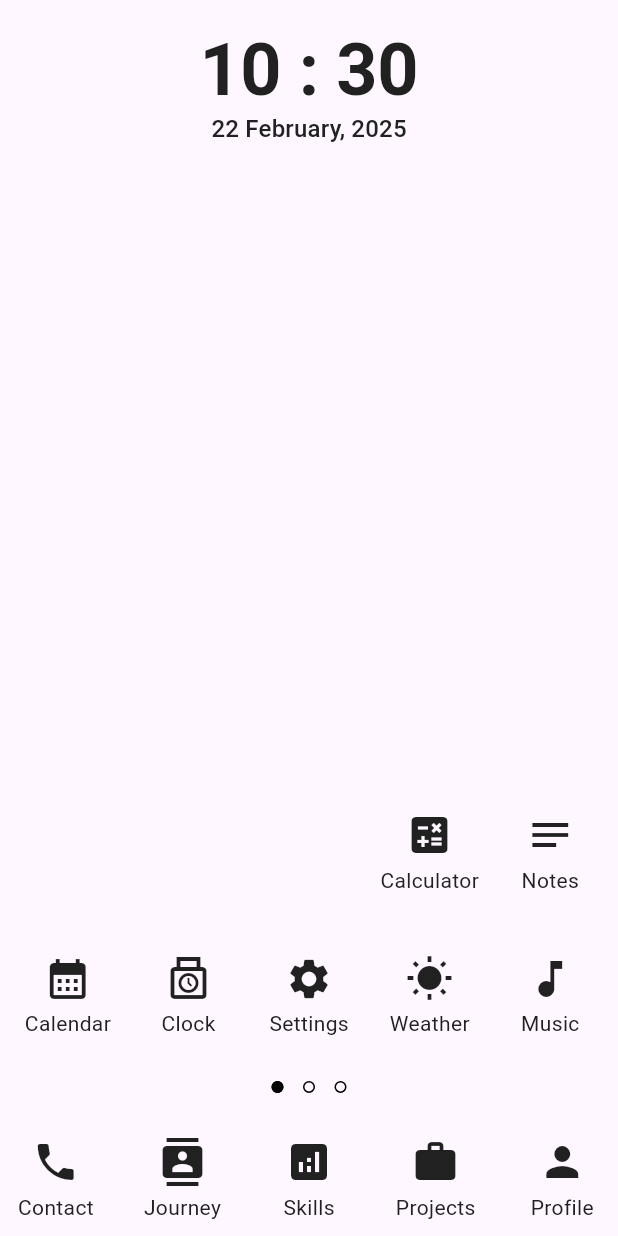
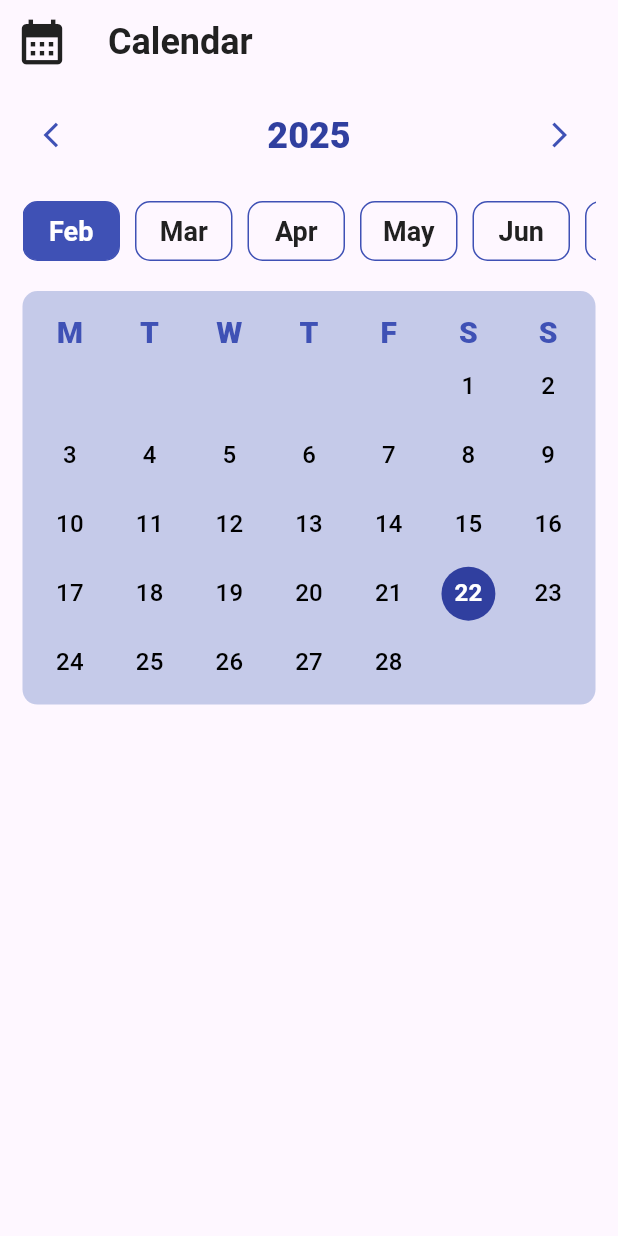
Before and after one commit to RohitMundhra123/portfolio_app, a Flutter app: the screen it shows after launch, after a tap on "Calendar", on a phone screen of 412 x 824 dp. Run offline on Flutter 3.47's test engine with Material 3 defaults, Android fonts, the phone set to English and light mode, and no system bars; our stand-ins replace get, sqflite; accounts and stored records are empty.

Commit message:
Calendar year,month,date

```diff
--- a/lib/controllers/calculator_controller.dart
+++ b/lib/controllers/calculator_controller.dart
@@ -1,6 +1,6 @@
 import 'package:flutter/widgets.dart';
 import 'package:get/get.dart';
-import 'package:my_portfolio/helper/calculatorhelper.dart';
+import 'package:my_portfolio/utils/calculatorhelper.dart';
 
 class CalculatorController extends GetxController {
   TextEditingController expressionController = TextEditingController();
--- /dev/null
+++ b/lib/controllers/calendar_controller.dart
@@ -0,0 +1,143 @@
+import 'package:flutter/widgets.dart';
+import 'package:get/get.dart';
+
+class YearRange {
+  int startYear;
+  int endYear;
+
+  YearRange({required this.startYear, required this.endYear});
+
+  factory YearRange.fromJson(Map<String, dynamic> json) {
+    return YearRange(startYear: json['startYear'], endYear: json['endYear']);
+  }
+
+  Map<String, dynamic> toJson() {
+    return {'startYear': startYear, 'endYear': endYear};
+  }
+}
+
+class CalendarController extends GetxController {
+  late final RxInt year;
+  late final RxInt month;
+  late final RxInt day;
+  late final RxInt selectedDay;
+  late final RxInt selectedMonth;
+  late final RxInt selectedYear;
+  late final Rx<YearRange> yearRange;
+  late final List<YearRange> yearRanges = [];
+
+  final ScrollController monthScrollController = ScrollController();
+  final PageController yearPageController = PageController();
+
+  @override
+  void onInit() {
+    year = DateTime.now().year.obs;
+    month = DateTime.now().month.obs;
+    day = DateTime.now().day.obs;
+    selectedYear = DateTime.now().year.obs;
+    selectedMonth = DateTime.now().month.obs;
+    selectedDay = DateTime.now().day.obs;
+    getCurrentYearRange();
+    yearPageController.addListener(() {
+      final int currentPage = yearPageController.page?.round() ?? 0;
+      yearRange.value = yearRanges[currentPage];
+    });
+    selectedYear.listen((value) {
+      yearRange.value = yearRanges.firstWhere(
+        (range) => range.startYear <= value && range.endYear >= value,
+      );
+    });
+    super.onInit();
+  }
+
+  getCurrentYearRange() {
+    final startYear = DateTime.now().year - 50;
+    final endYear = DateTime.now().year + 50;
+
+    final int totalYears = endYear - startYear;
+    final int yearRangeIndex = totalYears ~/ 9;
+
+    for (int i = 0; i <= yearRangeIndex; i++) {
+      int start = startYear + (i * 9);
+      int end = (i == yearRangeIndex) ? endYear : start + 8;
+      yearRanges.add(YearRange(startYear: start, endYear: end));
+    }
+    yearRange =
+        yearRanges
+            .firstWhere(
+              (range) =>
+                  range.startYear <= year.value && range.endYear >= year.value,
+            )
+            .obs;
+  }
+
+  void refreshUpdate() {
+    selectedYear.value = DateTime.now().year;
+    selectedMonth.value = DateTime.now().month;
+    selectedDay.value = DateTime.now().day;
+    monthScrollController.jumpTo((selectedMonth.value - 1) * 75.0);
+  }
+
+  void incrementRange(bool increase) {
+    final int currentIndex = yearRanges.indexOf(yearRange.value);
+    if ((currentIndex == 0 && !increase) ||
+        (currentIndex == yearRanges.length - 1 && increase)) {
+      return;
+    }
+    if (increase) {
+      yearPageController.nextPage(
+        duration: const Duration(milliseconds: 300),
+        curve: Curves.easeInOut,
+      );
+    } else {
+      yearPageController.previousPage(
+        duration: const Duration(milliseconds: 300),
+        curve: Curves.easeInOut,
+      );
+    }
+  }
+
+  void incrementYear(bool increase) {
+    if ((selectedYear.value == (year.value - 50)) && !increase) return;
+    if (selectedYear.value == (year.value + 50) && increase) return;
+    if (increase) {
+      selectedYear.value++;
+    } else {
+      selectedYear.value--;
+    }
+    if (selectedYear.value == year.value &&
+        selectedMonth.value == month.value) {
+      selectedDay.value = day.value;
+    } else {
+      selectedDay.value = 1;
+    }
+  }
+
+  void changeMonth(int newMonth) {
+    selectedMonth.value = newMonth;
+    if (selectedMonth.value == month.value &&
+        selectedYear.value == year.value) {
+      selectedDay.value = day.value;
+    } else {
+      selectedDay.value = 1;
+    }
+  }
+
+  bool isToday(int sday) {
+    return selectedYear.value == year.value &&
+        selectedMonth.value == month.value &&
+        sday == day.value;
+  }
+
+  int getDaysInMonth() {
+    return DateTime(selectedYear.value, selectedMonth.value + 1, 0).day;
+  }
+
+  int getgap() {
+    return DateTime(selectedYear.value, selectedMonth.value, 1).weekday;
+  }
+
+  int getCountofGrid() {
+    return getDaysInMonth() + getgap() - 1;
+  }
+}
--- a/lib/controllers/time_controller.dart
+++ b/lib/controllers/time_controller.dart
@@ -1,5 +1,5 @@
 import 'package:get/get.dart';
-import 'package:my_portfolio/helper/date.dart';
+import 'package:my_portfolio/utils/date.dart';
 
 class TimeController extends GetxController {
   var currentTime = DateTime.now().obs;
--- a/lib/helper/date.dart
+++ /dev/null
@@ -1,32 +0,0 @@
-class DateHelper {
-  static String getMonthName(int month) {
-    switch (month) {
-      case 1:
-        return 'January';
-      case 2:
-        return 'February';
-      case 3:
-        return 'March';
-      case 4:
-        return 'April';
-      case 5:
-        return 'May';
-      case 6:
-        return 'June';
-      case 7:
-        return 'July';
-      case 8:
-        return 'August';
-      case 9:
-        return 'September';
-      case 10:
-        return 'October';
-      case 11:
-        return 'November';
-      case 12:
-        return 'December';
-      default:
-        return 'Unknown';
-    }
-  }
-}
--- a/lib/screens/apps/calculator.dart
+++ b/lib/screens/apps/calculator.dart
@@ -1,7 +1,7 @@
 import 'package:flutter/material.dart';
 import 'package:get/get.dart';
 import 'package:my_portfolio/controllers/calculator_controller.dart';
-import 'package:my_portfolio/helper/calculatorhelper.dart';
+import 'package:my_portfolio/utils/calculatorhelper.dart';
 import 'package:my_portfolio/widgets/appbar_widget.dart';
 
 class CalculatorApp extends StatefulWidget {
@@ -117,6 +117,6 @@ class _CalculatorAppState extends State<CalculatorApp> {
 
   @override
   Widget build(BuildContext context) {
-    return Scaffold(appBar: appBar("Calculator"), body: _body());
+    return Scaffold(appBar: customAppBar("Calculator"), body: _body());
   }
 }
--- /dev/null
+++ b/lib/screens/apps/calendar/calendar.dart
@@ -0,0 +1,350 @@
+import 'package:flutter/material.dart';
+import 'package:get/get.dart';
+import 'package:my_portfolio/constants/theme.dart';
+import 'package:my_portfolio/controllers/calendar_controller.dart';
+import 'package:my_portfolio/utils/date.dart';
+import 'package:my_portfolio/widgets/appbar_widget.dart';
+
+class CalendarApp extends StatefulWidget {
+  const CalendarApp({super.key});
+
+  @override
+  State<CalendarApp> createState() => _CalendarAppState();
+}
+
+class _CalendarAppState extends State<CalendarApp> {
+  final CalendarController _calendarController = Get.put(CalendarController());
+
+  @override
+  void initState() {
+    super.initState();
+    WidgetsBinding.instance.addPostFrameCallback((timeStamp) {
+      _calendarController.monthScrollController.jumpTo(
+        (_calendarController.selectedMonth.value - 1) * 75.0,
+      );
+    });
+  }
+
+  Widget _body() {
+    return RefreshIndicator(
+      onRefresh: () async {
+        _calendarController.refreshUpdate();
+      },
+      child: SingleChildScrollView(
+        physics: BouncingScrollPhysics(parent: AlwaysScrollableScrollPhysics()),
+        child: Padding(
+          padding: const EdgeInsets.symmetric(vertical: 10, horizontal: 15),
+          child: Column(
+            spacing: 20,
+            children: [
+              _yearContainer(),
+              _monthContainer(),
+              _weekanddayContainer(),
+            ],
+          ),
+        ),
+      ),
+    );
+  }
+
+  Widget _yearContainer() {
+    return Obx(
+      () => Row(
+        mainAxisAlignment: MainAxisAlignment.spaceBetween,
+        children: [
+          IconButton(
+            onPressed: () => _calendarController.incrementYear(false),
+            icon: Icon(
+              Icons.arrow_back_ios,
+              size: 20,
+              color:
+                  _calendarController.selectedYear.value <=
+                          _calendarController.year.value - 50
+                      ? Colors.grey
+                      : Get.theme.primaryColor,
+            ),
+          ),
+          GestureDetector(
+            onTap: () {
+              Get.dialog(_yearDialogWidget());
+              WidgetsBinding.instance.addPostFrameCallback((_) {
+                _calendarController.yearPageController.jumpToPage(
+                  _calendarController.yearRanges.indexOf(
+                    _calendarController.yearRange.value,
+                  ),
+                );
+              });
+            },
+            child: Text(
+              _calendarController.selectedYear.value.toString(),
+              style: Get.textTheme.headlineMedium?.copyWith(
+                color: CustomThemeData.primaryColorDark,
+                fontWeight: FontWeight.w900,
+              ),
+            ),
+          ),
+          IconButton(
+            onPressed: () => _calendarController.incrementYear(true),
+            icon: Icon(
+              Icons.arrow_forward_ios,
+              size: 20,
+              color:
+                  _calendarController.selectedYear.value >=
+                          _calendarController.year.value + 25
+                      ? Colors.grey
+                      : Get.theme.primaryColor,
+            ),
+          ),
+        ],
+      ),
+    );
+  }
+
+  Widget _monthContainer() {
+    return SizedBox(
+      height: 40,
+      child: ListView.separated(
+        separatorBuilder: (context, index) => const SizedBox(width: 10),
+        itemCount: 12,
+        controller: _calendarController.monthScrollController,
+        scrollDirection: Axis.horizontal,
+        shrinkWrap: true,
+        physics: const ClampingScrollPhysics(),
+        itemBuilder: (context, index) {
+          return _monthTile(index);
+        },
+      ),
+    );
+  }
+
+  Widget _weekanddayContainer() {
+    return Container(
+      decoration: BoxDecoration(
+        color: CustomThemeData.primaryColorLight,
+        borderRadius: BorderRadius.circular(10),
+      ),
+      padding: const EdgeInsets.all(10),
+      child: Column(children: [_weekContainer(), _dayContainer()]),
+    );
+  }
+
+  Widget _weekContainer() {
+    return GridView.builder(
+      gridDelegate: SliverGridDelegateWithFixedCrossAxisCount(
+        crossAxisCount: 7,
+        crossAxisSpacing: 10,
+        mainAxisSpacing: 10,
+        childAspectRatio: 1.2,
+      ),
+      shrinkWrap: true,
+      physics: const NeverScrollableScrollPhysics(),
+      itemCount: 7,
+      itemBuilder: (context, index) {
+        return Center(
+          child: Text(
+            DateHelper.weekInitials(index + 1),
+            style: Get.textTheme.headlineSmall?.copyWith(
+              color: CustomThemeData.primaryColor,
+              fontWeight: FontWeight.w900,
+            ),
+          ),
+        );
+      },
+    );
+  }
+
+  Widget _dayContainer() {
+    return Obx(
+      () => GridView.builder(
+        gridDelegate: SliverGridDelegateWithFixedCrossAxisCount(
+          crossAxisCount: 7,
+          crossAxisSpacing: 10,
+          mainAxisSpacing: 10,
+          childAspectRatio: 1.2,
+        ),
+        shrinkWrap: true,
+        physics: const NeverScrollableScrollPhysics(),
+        itemCount: _calendarController.getCountofGrid(),
+        itemBuilder: (context, index) {
+          if (index < _calendarController.getgap() - 1) {
+            return const SizedBox();
+          } else {
+            return GestureDetector(
+              onTap: () {
+                _calendarController.selectedDay.value =
+                    index - _calendarController.getgap() + 2;
+              },
+              child: _dateTile(index - _calendarController.getgap() + 1),
+            );
+          }
+        },
+      ),
+    );
+  }
+
+  Widget _dateTile(index) {
+    return Obx(
+      () => Center(
+        child: CircleAvatar(
+          backgroundColor:
+              _calendarController.isToday(index + 1)
+                  ? CustomThemeData.primaryColorDark
+                  : _calendarController.selectedDay.value == index + 1
+                  ? CustomThemeData.secondaryTextColor
+                  : Colors.transparent,
+          child: Text(
+            (index + 1).toString(),
+            style: Get.textTheme.titleMedium?.copyWith(
+              fontWeight:
+                  _calendarController.isToday(index + 1)
+                      ? FontWeight.w700
+                      : _calendarController.selectedDay.value == index + 1
+                      ? FontWeight.w700
+                      : FontWeight.w500,
+              color:
+                  _calendarController.isToday(index + 1)
+                      ? Get.theme.colorScheme.onPrimary
+                      : _calendarController.selectedDay.value == index + 1
+                      ? Colors.white70
+                      : Colors.black,
+            ),
+          ),
+        ),
+      ),
+    );
+  }
+
+  Widget _monthTile(index) {
+    return GestureDetector(
+      onTap: () => _calendarController.changeMonth(index + 1),
+      child: Obx(
+        () => Container(
+          width: 65,
+          decoration: BoxDecoration(
+            color:
+                _calendarController.selectedMonth.value == index + 1
+                    ? Get.theme.primaryColor
+                    : null,
+            borderRadius: BorderRadius.circular(10),
+            border: Border.all(color: Get.theme.primaryColor, width: 1),
+          ),
+
+          child: Center(
+            child: Text(
+              DateHelper.getHalfMonthName(index + 1),
+              style: Get.textTheme.titleLarge?.copyWith(
+                color:
+                    _calendarController.selectedMonth.value == index + 1
+                        ? Get.theme.colorScheme.onPrimary
+                        : null,
+              ),
+            ),
+          ),
+        ),
+      ),
+    );
+  }
+
+  Widget _yearDialogWidget() {
+    return AlertDialog(
+      contentPadding: EdgeInsets.symmetric(horizontal: 0, vertical: 10),
+      backgroundColor: Colors.black,
+      title: Obx(
+        () => Row(
+          mainAxisAlignment: MainAxisAlignment.spaceBetween,
+          children: [
+            IconButton(
+              onPressed: () => _calendarController.incrementRange(false),
+              icon: Icon(Icons.arrow_back_ios, color: Colors.white),
+            ),
+            Text(
+              '${_calendarController.yearRange.value.startYear} - ${_calendarController.yearRange.value.endYear}',
+              style: Get.textTheme.headlineSmall?.copyWith(
+                color: CustomThemeData.primaryColorDark,
+                fontWeight: FontWeight.w900,
+              ),
+            ),
+            IconButton(
+              onPressed: () => _calendarController.incrementRange(true),
+              icon: Icon(Icons.arrow_forward_ios, color: Colors.white),
+            ),
+          ],
+        ),
+      ),
+      content: SizedBox(
+        width: Get.width * 0.75,
+        height: (Get.width * 0.75) / 1.25,
+        child: PageView.builder(
+          scrollDirection: Axis.horizontal,
+          controller: _calendarController.yearPageController,
+          itemCount: _calendarController.yearRanges.length,
+          itemBuilder: (context, index) {
+            return _yearDialogGridView(
+              _calendarController.yearRanges[index].startYear,
+              _calendarController.yearRanges[index].endYear,
+            );
+          },
+        ),
+      ),
+    );
+  }
+
+  Widget _yearDialogGridView(int start, int end) {
+    return GridView.builder(
+      gridDelegate: SliverGridDelegateWithFixedCrossAxisCount(
+        crossAxisCount: 3,
+        crossAxisSpacing: 15,
+        mainAxisSpacing: 15,
+        childAspectRatio: 1.5,
+      ),
+      physics: const ClampingScrollPhysics(),
+      padding: const EdgeInsets.symmetric(horizontal: 15, vertical: 10),
+      shrinkWrap: true,
+      itemCount: end - start + 1,
+      itemBuilder: (context, index) {
+        return GestureDetector(
+          onTap: () {
+            _calendarController.selectedYear.value = start + index;
+            Get.back();
+          },
+          child: _yearGridTile(start, end, index),
+        );
+      },
+    );
+  }
+
+  Widget _yearGridTile(start, end, index) {
+    return Obx(
+      () => Container(
+        decoration: BoxDecoration(
+          color:
+              _calendarController.selectedYear.value == (start + index)
+                  ? Get.theme.primaryColor
+                  : Colors.white,
+          borderRadius: BorderRadius.circular(10),
+          border: Border.all(color: Get.theme.primaryColor, width: 1),
+        ),
+        child: Center(
+          child: Text(
+            (start + index).toString(),
+            style: Get.textTheme.titleMedium?.copyWith(
+              fontWeight: FontWeight.w700,
+              color:
+                  _calendarController.selectedYear.value == (start + index)
+                      ? Get.theme.colorScheme.onPrimary
+                      : null,
+            ),
+          ),
+        ),
+      ),
+    );
+  }
+
+  @override
+  Widget build(BuildContext context) {
+    return Scaffold(
+      appBar: customAppBar('Calendar'),
+      body: SafeArea(child: _body()),
+    );
+  }
+}
--- a/lib/screens/apps/note/notes.dart
+++ b/lib/screens/apps/note/notes.dart
@@ -117,7 +117,7 @@ class _NoteAppState extends State<NoteApp> {
   @override
   Widget build(BuildContext context) {
     return Scaffold(
-      appBar: appBar("Notes"),
+      appBar: customAppBar("Notes"),
       body: _body(),
       floatingActionButton: Obx(
         () => FloatingActionButton(
--- a/lib/screens/homescreen.dart
+++ b/lib/screens/homescreen.dart
@@ -18,16 +18,10 @@ class _HomeScreenState extends State<HomeScreen> {
   );
 
   Widget _body() {
-    return LayoutBuilder(
-      builder: (context, constraints) {
-        return Column(
-          children: [
-            _pageView(constraints),
-            _pageIndicator(),
-            _bottomMenuBar(constraints),
-          ],
-        );
-      },
+    return SafeArea(
+      child: Column(
+        children: [_pageView(), _pageIndicator(), _bottomMenuBar()],
+      ),
     );
   }
 
@@ -77,7 +71,7 @@ class _HomeScreenState extends State<HomeScreen> {
     );
   }
 
-  Widget _pageView(BoxConstraints constraints) {
+  Widget _pageView() {
     return Expanded(
       child: PageView.builder(
         controller: homeScreenController.pageController,
@@ -113,10 +107,11 @@ class _HomeScreenState extends State<HomeScreen> {
     );
   }
 
-  Widget _bottomMenuBar(BoxConstraints constraints) {
+  Widget _bottomMenuBar() {
     return GridView.count(
       shrinkWrap: true,
-      crossAxisCount: constraints.maxWidth ~/ 75,
+      padding: const EdgeInsets.symmetric(horizontal: 10),
+      crossAxisCount: Get.width ~/ 75,
       physics: ClampingScrollPhysics(),
       scrollDirection: Axis.vertical,
       crossAxisSpacing: 10,
--- a/lib/screens/homescreenpages/firstpage.dart
+++ b/lib/screens/homescreenpages/firstpage.dart
@@ -2,6 +2,7 @@ import 'package:flutter/material.dart';
 import 'package:get/get.dart';
 import 'package:my_portfolio/controllers/time_controller.dart';
 import 'package:my_portfolio/screens/apps/calculator.dart';
+import 'package:my_portfolio/screens/apps/calendar/calendar.dart';
 import 'package:my_portfolio/screens/apps/note/notes.dart';
 
 class FirstPage extends StatefulWidget {
@@ -69,11 +70,11 @@ class _FirstPageState extends State<FirstPage> {
         );
       }),
       _appButton('Calendar', Icons.calendar_month, () {
-        // Get.to(
-        //   () => const CalendarApp(),
-        //   transition: Transition.fadeIn,
-        //   duration: const Duration(milliseconds: 500),
-        // );
+        Get.to(
+          () => const CalendarApp(),
+          transition: Transition.fadeIn,
+          duration: const Duration(milliseconds: 500),
+        );
       }),
       _appButton('Clock', Icons.punch_clock_outlined, () {
         // Get.to(
--- /dev/null
+++ b/lib/utils/date.dart
@@ -0,0 +1,84 @@
+class DateHelper {
+  static String getMonthName(int month) {
+    switch (month) {
+      case 1:
+        return 'January';
+      case 2:
+        return 'February';
+      case 3:
+        return 'March';
+      case 4:
+        return 'April';
+      case 5:
+        return 'May';
+      case 6:
+        return 'June';
+      case 7:
+        return 'July';
+      case 8:
+        return 'August';
+      case 9:
+        return 'September';
+      case 10:
+        return 'October';
+      case 11:
+        return 'November';
+      case 12:
+        return 'December';
+      default:
+        return 'Unknown';
+    }
+  }
+
+  static String getHalfMonthName(int month) {
+    switch (month) {
+      case 1:
+        return 'Jan';
+      case 2:
+        return 'Feb';
+      case 3:
+        return 'Mar';
+      case 4:
+        return 'Apr';
+      case 5:
+        return 'May';
+      case 6:
+        return 'Jun';
+      case 7:
+        return 'Jul';
+      case 8:
+        return 'Aug';
+      case 9:
+        return 'Sep';
+      case 10:
+        return 'Oct';
+      case 11:
+        return 'Nov';
+      case 12:
+        return 'Dec';
+      default:
+        return 'Unknown';
+    }
+  }
+
+  static String weekInitials(int day) {
+    switch (day) {
+      case 1:
+        return 'M';
+      case 2:
+        return 'T';
+      case 3:
+        return 'W';
+      case 4:
+        return 'T';
+      case 5:
+        return 'F';
+      case 6:
+        return 'S';
+      case 7:
+        return 'S';
+      default:
+        return 'U';
+    }
+  }
+}
--- a/lib/widgets/appbar_widget.dart
+++ b/lib/widgets/appbar_widget.dart
@@ -1,6 +1,6 @@
 import 'package:flutter/material.dart';
 
-AppBar appBar(String title) {
+AppBar customAppBar(String title) {
   return AppBar(
     leading: Hero(tag: title, child: Icon(getIcon(title), size: 36)),
     title: Text(title),
--- a/lib/widgets/custom_snackbar.dart
+++ b/lib/widgets/custom_snackbar.dart
@@ -24,6 +24,7 @@ class CustomSnackBar {
     Get.snackbar(
       title,
       message,
+      duration: const Duration(seconds: 1),
       snackPosition: SnackPosition.BOTTOM,
       backgroundColor: color,
       colorText: textColor,
```
Also changed, not shown: lib/utils/calculatorhelper.dart (renamed from lib/helper/calculatorhelper.dart).
